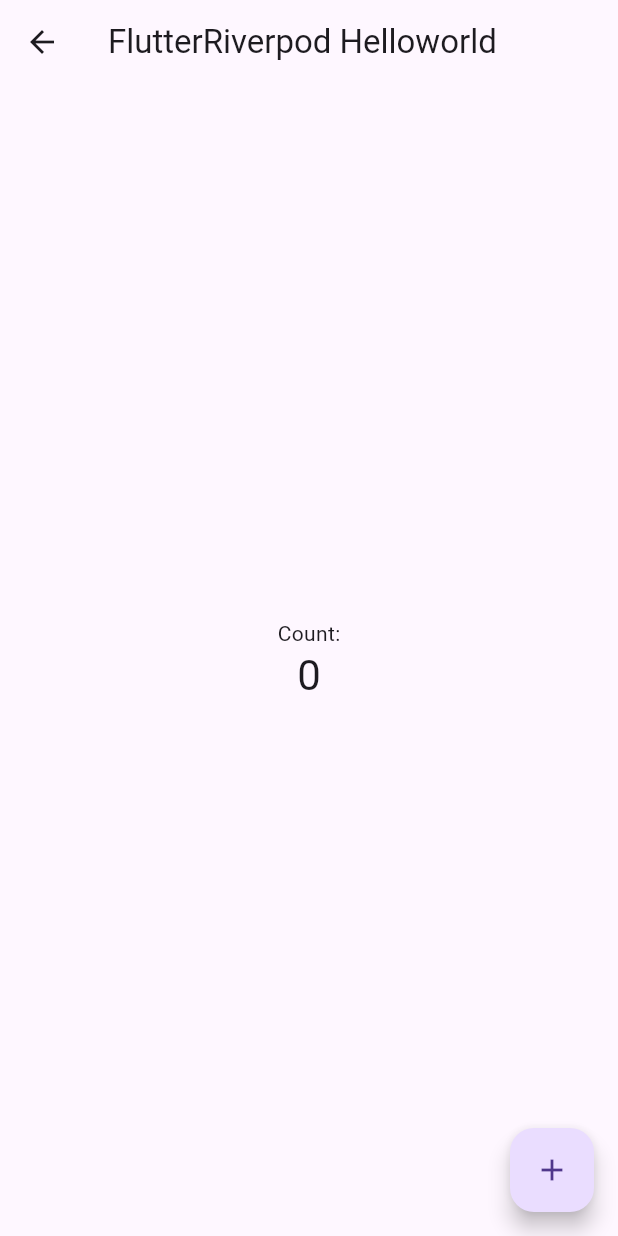
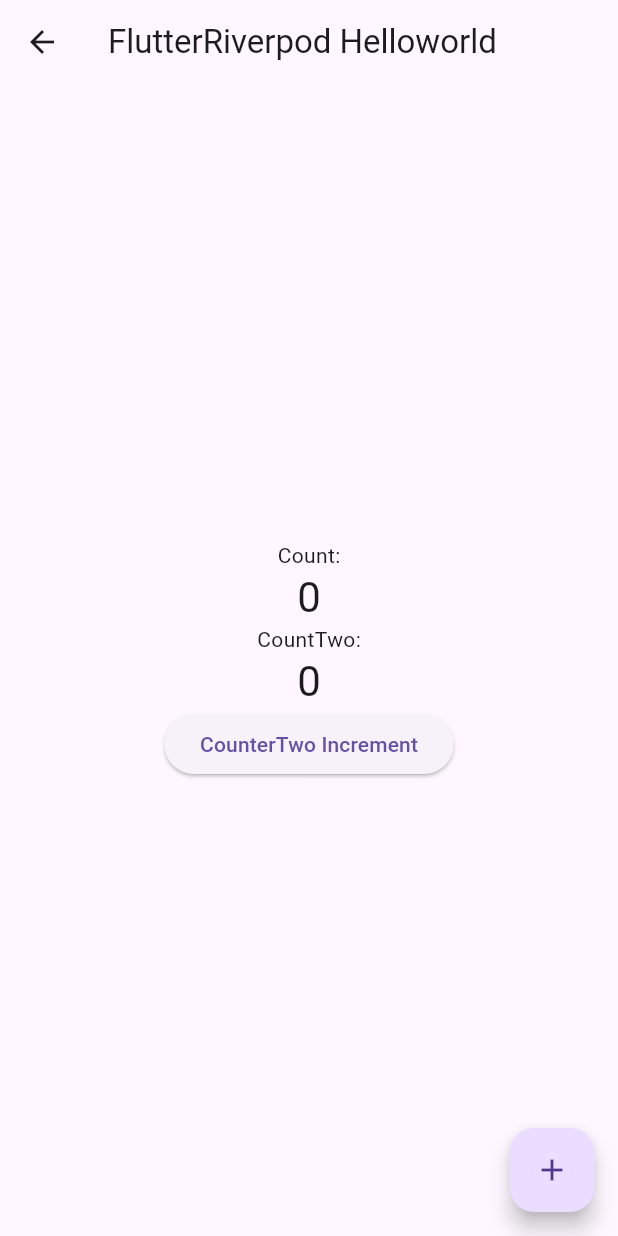
Before and after one commit to chenzhizsqq/flutter3_helloWorld, a Flutter app: the FlutterRiverpodHelloworld screen opened directly, on a phone screen of 412 x 824 dp. Run offline on Flutter 3.47's test engine with Material 3 defaults, Android fonts, the phone set to English and light mode, and no system bars; our stand-ins replace cloud_firestore, dio, firebase_auth, firebase_core, firebase_database, flutter_riverpod and 2 more; accounts and stored records are empty.

Commit message:
FlutterRiverpodHelloworld , 添加一个按钮CounterTwo追踪

```diff
--- a/lib/sample/FlutterRiverpodDir/FlutterRiverpodHelloworld.dart
+++ b/lib/sample/FlutterRiverpodDir/FlutterRiverpodHelloworld.dart
@@ -13,12 +13,27 @@
   void increment() => state++;
 }
 
+//给按钮CounterTwo追踪的接口counterProviderTwo
+final counterProviderTwo = StateNotifierProvider<CounterTwo, int>((ref) {
+  return CounterTwo();
+});
+
+//添加一个按钮CounterTwo
+class CounterTwo extends StateNotifier<int> {
+  CounterTwo() : super(0);
+  void increment() => state++;
+}
+
 //StatelessWidget = ConsumerWidget
 //StatefulWidget + State = ConsumerStatefulWidget + ConsumerState
 class FlutterRiverpodHelloworld extends ConsumerWidget {
   @override
   Widget build(BuildContext context, WidgetRef ref) {
+    //追踪Counter
     final count = ref.watch(counterProvider);
+
+    //追踪CounterTwo
+    final countTwo = ref.watch(counterProviderTwo);
 
     return Scaffold(
       appBar: AppBar(
@@ -28,12 +43,28 @@
         child: Column(
           mainAxisAlignment: MainAxisAlignment.center,
           children: <Widget>[
+            //Counter
             Text(
               'Count:',
             ),
             Text(
               '$count',
               style: Theme.of(context).textTheme.headlineMedium,
+            ),
+
+            //CounterTwo
+            Text(
+              'CountTwo:',
+            ),
+            Text(
+              '$countTwo',
+              style: Theme.of(context).textTheme.headlineMedium,
+            ),
+            ElevatedButton(
+              child: Text("CounterTwo Increment"),
+              onPressed: () {
+                ref.read(counterProviderTwo.notifier).increment();
+              },
             ),
           ],
         ),
@@ -42,7 +73,7 @@
         onPressed: () {
           ref.read(counterProvider.notifier).increment();
         },
-        tooltip: 'Increment',
+        tooltip: 'Counter Increment',
         child: Icon(Icons.add),
       ),
     );
```
